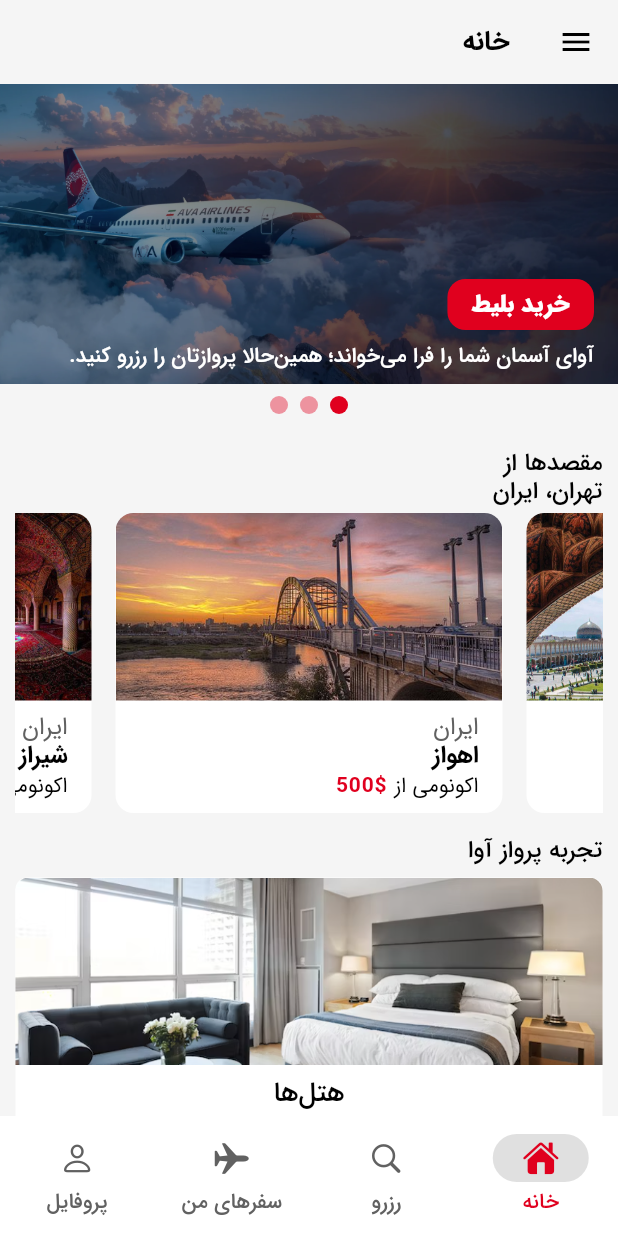
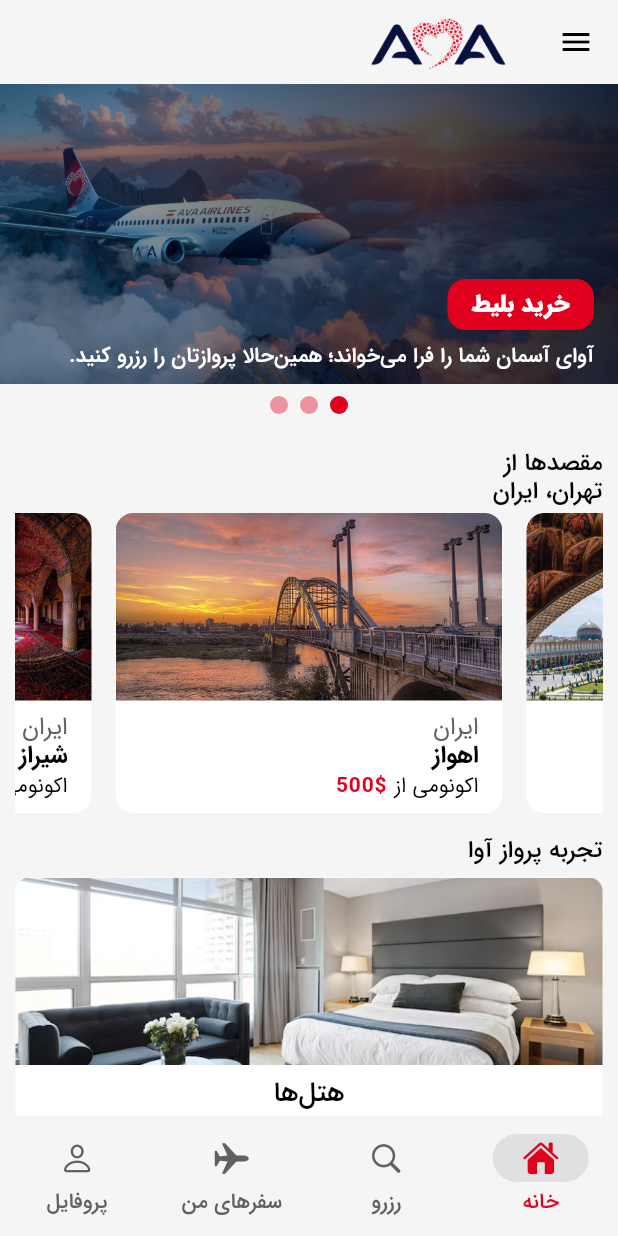
Before and after one commit to AmirhosseinSoleimani/ava_airline, a Flutter app: the screen it shows after launch, on a phone screen of 412 x 824 dp. Run offline on Flutter 3.47's test engine with Material 3 defaults, Android fonts, the light colour scheme and no system bars; drawn by our look-alikes of carousel_slider; our stand-ins replace equatable, flutter_bloc, flutter_spinkit, flutter_svg, flutter_typeahead, get_it and 3 more; missing offline and left inert: persian_datetime_picker; generated files the repository leaves out were written again.

Commit message:
appbar logo

```diff
--- a/lib/l10n/app_en.arb
+++ b/lib/l10n/app_en.arb
@@ -13,8 +13,8 @@
   "ahvaz": "Ahvaz",
   "shiraz": "Shiraz",
   "isfahan": "Isfahan",
-  "kish": "kish",
-  "qeshm": "qeshm",
+  "kish": "Kish",
+  "qeshm": "Qeshm",
   "flightEntertainment": "Flight entertainment",
   "dining": "Dining",
   "hotels": "Hotels",
--- a/lib/src/features/bottom_navigation_bar/presentation/pages/mobile/bottom_navigation_bar_mobile_page.dart
+++ b/lib/src/features/bottom_navigation_bar/presentation/pages/mobile/bottom_navigation_bar_mobile_page.dart
@@ -18,7 +18,7 @@ class BottomNavigationBarMobilePage extends StatelessWidget {
       body: navigationShell,
       extendBody: true,
       bottomNavigationBar: NavigationBar(
-        backgroundColor: Colors.white,
+        backgroundColor: Theme.of(context).colorScheme.surface,
         selectedIndex: selectedIndex,
         destinations: [
           NavigationDestination(
--- a/lib/src/features/home/presentation/pages/mobile/home_page_mobile.dart
+++ b/lib/src/features/home/presentation/pages/mobile/home_page_mobile.dart
@@ -91,7 +91,7 @@ class _HomePageMobileState extends State<HomePageMobile> {
 
     return Scaffold(
       appBar: AppBar(
-        title: Text(localization.home),
+        title: Image.asset('assets/image/ava.png',height: AppBar().preferredSize.height-16,),
       ),
       drawer: Drawer(
         child: ListView(
```
Also changed, not shown: assets/image/ava.png (added).
